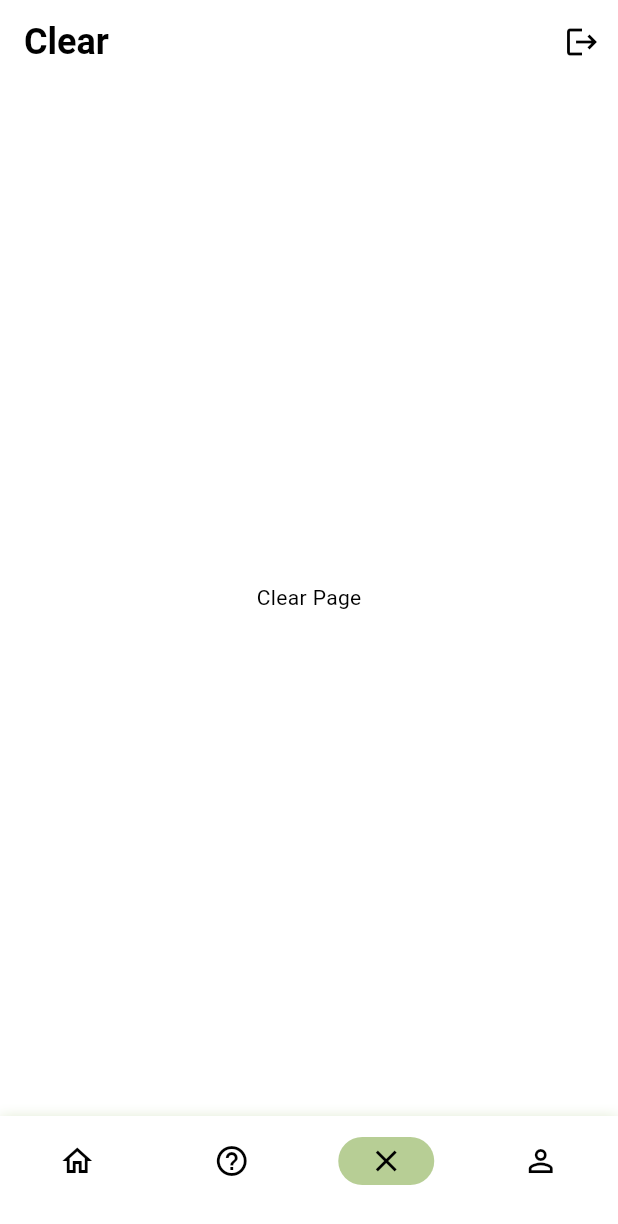
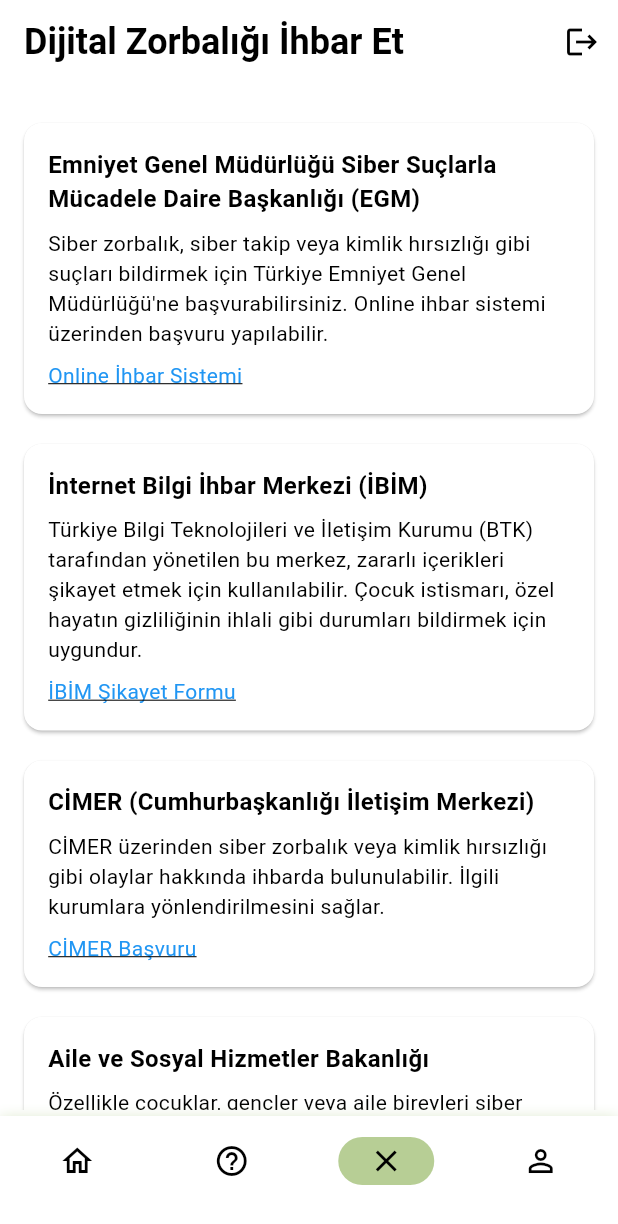
Before and after one commit to GokceKy/digital_awareness_app, a Flutter app: the screen it shows once a user with an empty profile is signed in, item 3 of the bottom bar chosen, on a phone screen of 412 x 824 dp. Shown: the top 1224 px of the screen. Run offline on Flutter 3.47's test engine with Material 3 defaults, Android fonts, the phone set to English and light mode, and no system bars; our stand-ins replace carousel_slider, firebase_auth, firebase_core; accounts and stored records are empty; network calls fail.

Commit message:
Create report screen

```diff
--- /dev/null
+++ b/lib/data/model/report_card_item.dart
@@ -0,0 +1,14 @@
+// report_card_item.dart
+class ReportCardItem {
+  final String title;
+  final String description;
+  final String linkText;
+  final String linkUrl;
+
+  ReportCardItem({
+    required this.title,
+    required this.description,
+    required this.linkText,
+    required this.linkUrl,
+  });
+}
--- /dev/null
+++ b/lib/data/repo/report_card_data.dart
@@ -0,0 +1,51 @@
+// report_card_data.dart
+import 'package:digital_awareness_app/data/model/report_card_item.dart';
+
+class ReportCardData {
+  static List<ReportCardItem> get reportItems => [
+        ReportCardItem(
+          title:
+              'Emniyet Genel Müdürlüğü Siber Suçlarla Mücadele Daire Başkanlığı (EGM)',
+          description:
+              'Siber zorbalık, siber takip veya kimlik hırsızlığı gibi suçları bildirmek için Türkiye Emniyet Genel Müdürlüğü\'ne başvurabilirsiniz. Online ihbar sistemi üzerinden başvuru yapılabilir.',
+          linkText: 'Online İhbar Sistemi',
+          linkUrl: 'https://www.egm.gov.tr/siber/',
+        ),
+        ReportCardItem(
+          title: 'İnternet Bilgi İhbar Merkezi (İBİM)',
+          description:
+              'Türkiye Bilgi Teknolojileri ve İletişim Kurumu (BTK) tarafından yönetilen bu merkez, zararlı içerikleri şikayet etmek için kullanılabilir. Çocuk istismarı, özel hayatın gizliliğinin ihlali gibi durumları bildirmek için uygundur.',
+          linkText: 'İBİM Şikayet Formu',
+          linkUrl: 'https://www.btk.gov.tr/tr-TR/Denetim/ibim',
+        ),
+        ReportCardItem(
+          title: 'CİMER (Cumhurbaşkanlığı İletişim Merkezi)',
+          description:
+              'CİMER üzerinden siber zorbalık veya kimlik hırsızlığı gibi olaylar hakkında ihbarda bulunulabilir. İlgili kurumlara yönlendirilmesini sağlar.',
+          linkText: 'CİMER Başvuru',
+          linkUrl: 'https://www.cimer.gov.tr/',
+        ),
+        ReportCardItem(
+          title: 'Aile ve Sosyal Hizmetler Bakanlığı',
+          description:
+              'Özellikle çocuklar, gençler veya aile bireyleri siber zorbalık mağduruysa, Aile ve Sosyal Hizmetler Bakanlığı’nın destek hizmetlerine başvurulabilir. Bakanlık, aile ve çocuklara yönelik siber zorbalık konularında destek sağlamakta ve gerekli durumlarda hukuki süreç hakkında rehberlik edebilmektedir.',
+          linkText: 'Alo 183 Sosyal Destek Hattı',
+          linkUrl: 'https://www.aile.gov.tr/',
+        ),
+        ReportCardItem(
+          title: 'Alo 550 Siber Suçlarla Mücadele Hattı',
+          description:
+              'Türkiye’deki bu özel telefon hattı, vatandaşların siber suçları ihbar etmesine olanak tanır. 24 saat erişim sunarak siber zorbalık gibi konularda ihbarda bulunmak isteyenlere hızlı bir erişim sağlar.',
+          linkText: 'Alo 550 İletişim',
+          linkUrl: 'https://www.egm.gov.tr/siber/',
+        ),
+        ReportCardItem(
+          title: 'Sosyal Medya Platformları',
+          description:
+              'Siber zorbalığın çoğunlukla sosyal medya üzerinden gerçekleştiği durumlarda, platformların şikayet seçenekleri kullanılabilir. Instagram, Facebook, Twitter gibi platformlarda uygunsuz içerik veya taciz bildirim seçenekleri mevcuttur.',
+          linkText: 'Sosyal Medya Şikayetleri',
+          linkUrl:
+              'https://www.instagram.com/; https://www.facebook.com/; https://twitter.com/',
+        ),
+      ];
+}
--- a/lib/view/base_screen.dart.dart
+++ b/lib/view/base_screen.dart.dart
@@ -2,6 +2,7 @@
 import 'package:digital_awareness_app/view/home/detail_screen.dart';
 import 'package:digital_awareness_app/view/home/home_screen.dart';
 import 'package:digital_awareness_app/view/profile/profile_screen.dart';
+import 'package:digital_awareness_app/view/report/report_bullying_screen.dart';
 import 'package:flutter/material.dart';
 
 class BaseScreen extends StatefulWidget {
@@ -18,7 +19,7 @@
   final List<Widget> _pages = [
     HomeScreen(), // 0 - Home
     const Center(child: Text('Help Page')), // 1 - Help
-    const Center(child: Text('Clear Page')), // 2 - Clear
+    const ReportBullyingScreen(), // 2 - Clear
     ProfileScreen(), // 3 - Profile
   ];
 
@@ -26,7 +27,7 @@
   final List<String> _titles = [
     'Home', // Title for Home
     'Help', // Title for Help
-    'Clear', // Title for Clear
+    'Dijital Zorbalığı İhbar Et', // Title for Clear
     'Profile', // Title for Profile
   ];
 
--- /dev/null
+++ b/lib/view/report/report_bullying_screen.dart
@@ -0,0 +1,37 @@
+import 'package:digital_awareness_app/data/repo/report_card_data.dart';
+import 'package:digital_awareness_app/view/report/report_card_widget.dart';
+
+import 'package:flutter/material.dart';
+
+class ReportBullyingScreen extends StatelessWidget {
+  const ReportBullyingScreen({super.key});
+
+  @override
+  Widget build(BuildContext context) {
+    return Scaffold(
+      body: SingleChildScrollView(
+        padding: const EdgeInsets.all(16.0),
+        child: Column(
+          crossAxisAlignment: CrossAxisAlignment.start,
+          children: [
+            _buildReportCards(),
+          ],
+        ),
+      ),
+    );
+  }
+
+  // Rapor kartlarını oluşturan yöntem
+  static Widget _buildReportCards() {
+    return Column(
+      children: ReportCardData.reportItems
+          .map((item) => ReportCardWidget(
+                title: item.title,
+                description: item.description,
+                linkText: item.linkText,
+                linkUrl: item.linkUrl,
+              ))
+          .toList(),
+    );
+  }
+}
--- /dev/null
+++ b/lib/view/report/report_card_widget.dart
@@ -0,0 +1,55 @@
+import 'package:flutter/foundation.dart';
+import 'package:flutter/material.dart';
+import 'package:flutter/widgets.dart';
+
+class ReportCardWidget extends StatelessWidget {
+  final String title;
+  final String description;
+  final String linkText;
+  final String linkUrl;
+  const ReportCardWidget({
+    super.key,
+    required this.title,
+    required this.description,
+    required this.linkText,
+    required this.linkUrl,
+  });
+
+  @override
+  Widget build(BuildContext context) {
+    return Card(
+      margin: const EdgeInsets.symmetric(vertical: 10),
+      child: Padding(
+        padding: const EdgeInsets.all(16.0),
+        child: Column(
+          crossAxisAlignment: CrossAxisAlignment.start,
+          children: [
+            Text(
+              title,
+              style: const TextStyle(
+                fontWeight: FontWeight.bold,
+                fontSize: 16,
+              ),
+            ),
+            const SizedBox(height: 8),
+            Text(description),
+            const SizedBox(height: 8),
+            GestureDetector(
+              onTap: () {
+                // Link açmak için URL'yi açma işlemi
+                //    launchURL(linkUrl);
+              },
+              child: Text(
+                linkText,
+                style: TextStyle(
+                  color: Colors.blue,
+                  decoration: TextDecoration.underline,
+                ),
+              ),
+            ),
+          ],
+        ),
+      ),
+    );
+  }
+}
```
